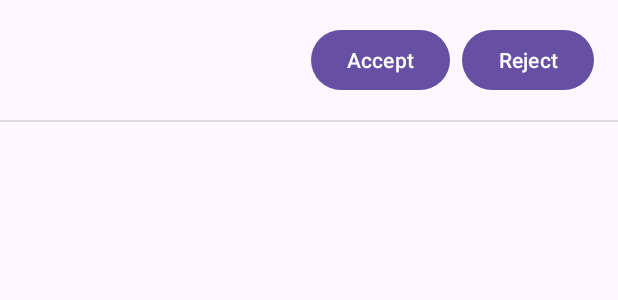
After one commit to stamenkovicx/e2-ma-tim13-2025, an Android app: the layout item_alliance_invitation.xml on its own in the app's theme, with its tools: preview values and no code run, on a phone screen of 412 x 824 dp. The commit adds this screen. Shown: the top 300 px of the screen. Run offline under Robolectric (Android 15) with nearby library versions, the phone set to English and light mode, and no system bars.

Commit message:
feat: implemented accepting/rejecting alliance invitations

```diff
--- a/MyApplication/app/src/main/java/com/example/myapplication/data/repository/UserRepository.java
+++ b/MyApplication/app/src/main/java/com/example/myapplication/data/repository/UserRepository.java
@@ -23,4 +23,7 @@ public interface UserRepository {
     void createAlliance(Alliance alliance, OnCompleteListener<String> listener);
     void updateUserAllianceId(String userId, String allianceId, OnCompleteListener<Void> listener);
     void sendAllianceInvitation(String allianceId, String invitedUserId, OnCompleteListener<Void> listener);
+    void getAlliancesByIds(List<String> allianceIds, OnCompleteListener<List<Alliance>> onCompleteListener);
+    void acceptAllianceInvitation(String currentUserId, String allianceId, OnCompleteListener<Void> listener);
+    void rejectAllianceInvitation(String currentUserId, String allianceId, OnCompleteListener<Void> listener);
 }
--- /dev/null
+++ b/MyApplication/app/src/main/res/layout/item_alliance_invitation.xml
@@ -0,0 +1,45 @@
+<?xml version="1.0" encoding="utf-8"?>
+<LinearLayout xmlns:android="http://schemas.android.com/apk/res/android"
+    xmlns:tools="http://schemas.android.com/tools"
+    android:layout_width="match_parent"
+    android:layout_height="wrap_content"
+    android:orientation="vertical"
+    tools:context=".presentation.ui.FriendsActivity">
+
+<LinearLayout
+    android:layout_width="match_parent"
+    android:layout_height="wrap_content"
+    android:orientation="horizontal"
+    android:padding="16dp"
+    android:gravity="center_vertical"
+    android:background="?android:attr/selectableItemBackground">
+
+    <TextView
+        android:id="@+id/tvAllianceName"
+        android:layout_width="0dp"
+        android:layout_height="wrap_content"
+        android:layout_weight="1"
+        android:textSize="18sp"
+        android:textStyle="bold"
+        android:textColor="@color/text_color_primary"
+        android:layout_marginEnd="8dp"/>
+
+    <Button
+        android:id="@+id/btnAcceptInvitation"
+        android:layout_width="wrap_content"
+        android:layout_height="wrap_content"
+        android:text="Accept"
+        android:layout_marginEnd="8dp"/>
+
+    <Button
+        android:id="@+id/btnRejectInvitation"
+        android:layout_width="wrap_content"
+        android:layout_height="wrap_content"
+        android:text="Reject" />
+
+</LinearLayout>
+    <View
+        android:layout_width="match_parent"
+        android:layout_height="1dp"
+        android:background="?android:attr/listDivider"/>
+</LinearLayout>
```
Also changed, not shown: MyApplication/app/src/main/AndroidManifest.xml (+5 -2 lines), MyApplication/app/src/main/java/com/example/myapplication/data/database/UserRepositoryFirebaseImpl.java (+145 -0 lines), MyApplication/app/src/main/java/com/example/myapplication/presentation/ui/AllianceInvitationsActivity.java (added, +121 -0 lines), MyApplication/app/src/main/java/com/example/myapplication/presentation/ui/FriendsActivity.java (+7 -2 lines), MyApplication/app/src/main/java/com/example/myapplication/presentation/ui/adapters/AllianceInvitationsAdapter.java (added, +78 -0 lines), MyApplication/app/src/main/res/layout/activity_alliance_invitations.xml (added, +35 -0 lines), MyApplication/app/src/main/res/layout/activity_friends.xml (+27 -10 lines), MyApplication/app/src/main/res/layout/item_friend.xml (+14 -0 lines).
